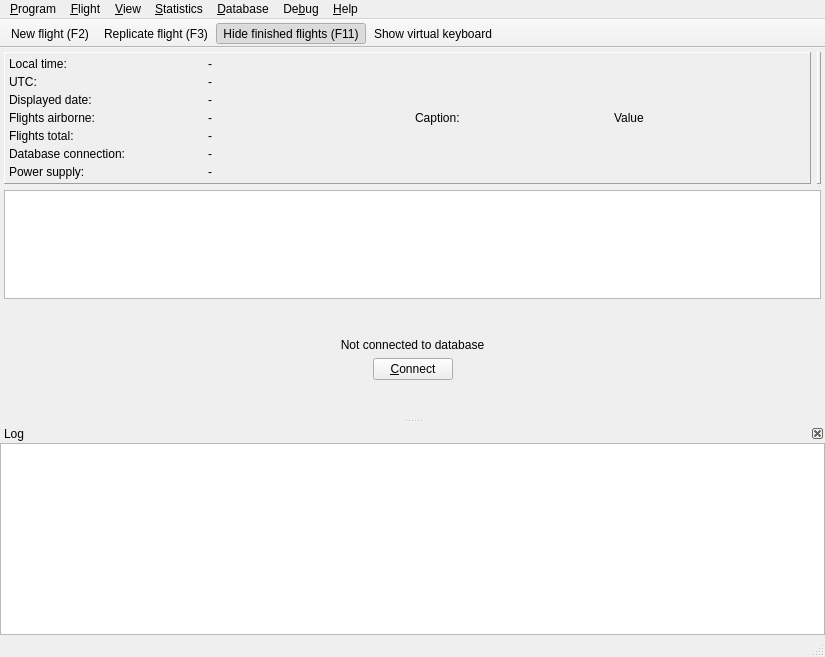
The window that src/gui/windows/MainWindow.ui (startkladde/startkladde) describes before a commit, drawn with Qt 5.
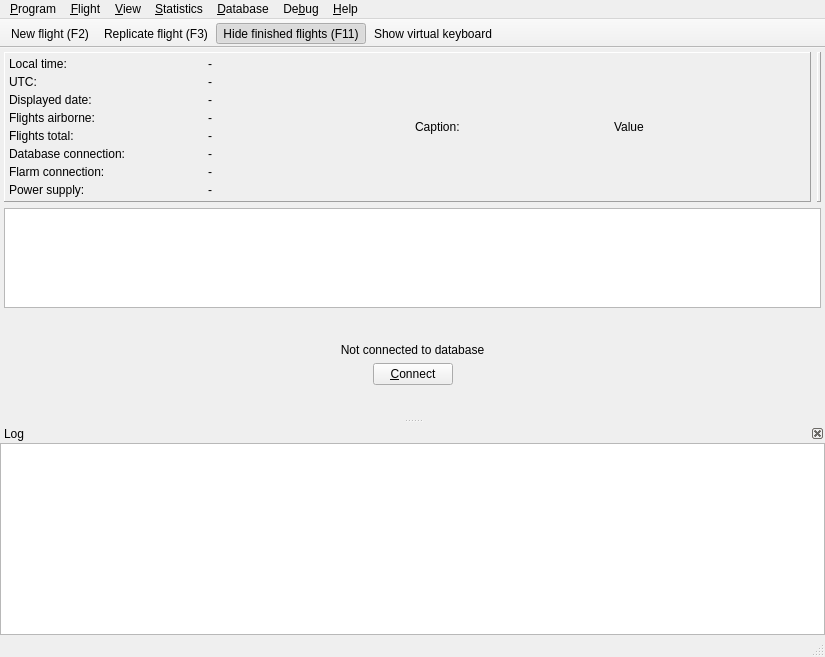
The same window after the commit. Icons and pictures are not drawn. Custom widgets are drawn as their Qt base class.

Commit message: Initial checkin of FlarmHandler

Patch:
```diff
--- a/src/gui/windows/MainWindow.ui
+++ b/src/gui/windows/MainWindow.ui
@@ -108,6 +108,13 @@
               </widget>
              </item>
              <item row="7" column="0">
+              <widget class="SkLabel" name="flarmStateCaptionLabel">
+               <property name="text">
+                <string>Flarm connection:</string>
+               </property>
+              </widget>
+             </item>
+             <item row="8" column="0">
               <widget class="SkLabel" name="powerStateCaptionLabel">
                <property name="text">
                 <string>Power supply:</string>
@@ -121,7 +128,7 @@
                </property>
               </widget>
              </item>
-             <item row="8" column="0">
+             <item row="9" column="0">
               <spacer name="verticalSpacer">
                <property name="orientation">
                 <enum>Qt::Vertical</enum>
@@ -166,6 +173,13 @@
               </widget>
              </item>
              <item row="7" column="1">
+              <widget class="SkLabel" name="flarmStateLabel">
+               <property name="text">
+                <string notr="true" extracomment="No translatable, set programmatically">-</string>
+               </property>
+              </widget>
+             </item>
+             <item row="8" column="1">
               <widget class="AcpiWidget" name="powerStateLabel">
                <property name="text">
                 <string notr="true" extracomment="No translatable, set programmatically">-</string>
```
The commit also changes 2 other files.
